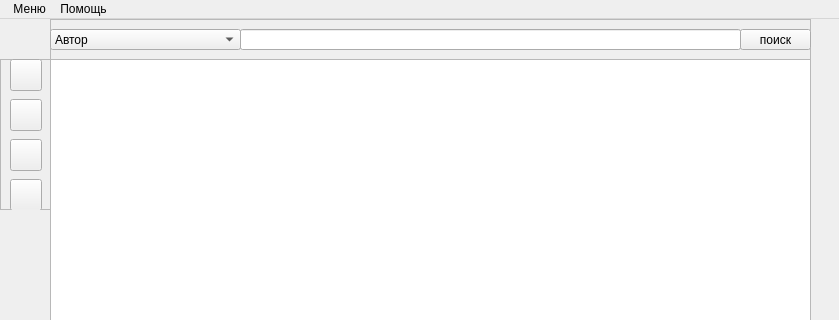
MrSago/Summer-Practice-4-sem-for-Susu, file mainwindow.ui: the form before one commit; both pictures show x 0 to 839 and y 0 to 320 of the 839 by 484 pixel window.
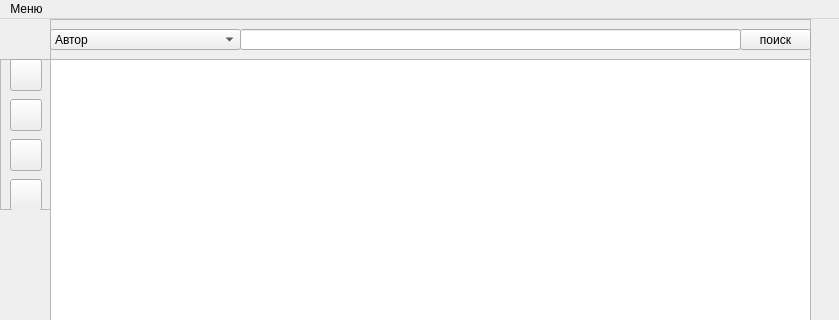
The form after the commit. Icons and pictures are not drawn.

What changed in the file:
```diff
--- a/mainwindow.ui
+++ b/mainwindow.ui
@@ -223,23 +223,14 @@
      <height>21</height>
     </rect>
    </property>
-   <widget class="QMenu" name="menu">
+   <widget class="QMenu" name="mainMenu">
     <property name="title">
-     <string> Меню</string>
-    </property>
-    <addaction name="actionOpenFile"/>
-    <addaction name="actionSaveFile"/>
-    <addaction name="actionSaveAsFile"/>
-   </widget>
-   <widget class="QMenu" name="help">
-    <property name="title">
-     <string>Помощь</string>
+     <string>Меню</string>
     </property>
     <addaction name="actionTutorial"/>
     <addaction name="actionAbout"/>
    </widget>
-   <addaction name="menu"/>
-   <addaction name="help"/>
+   <addaction name="mainMenu"/>
   </widget>
   <action name="actionOpenFile">
    <property name="text">
```
Left out of the diff: 12 changed lines with no effect on the pictures.
